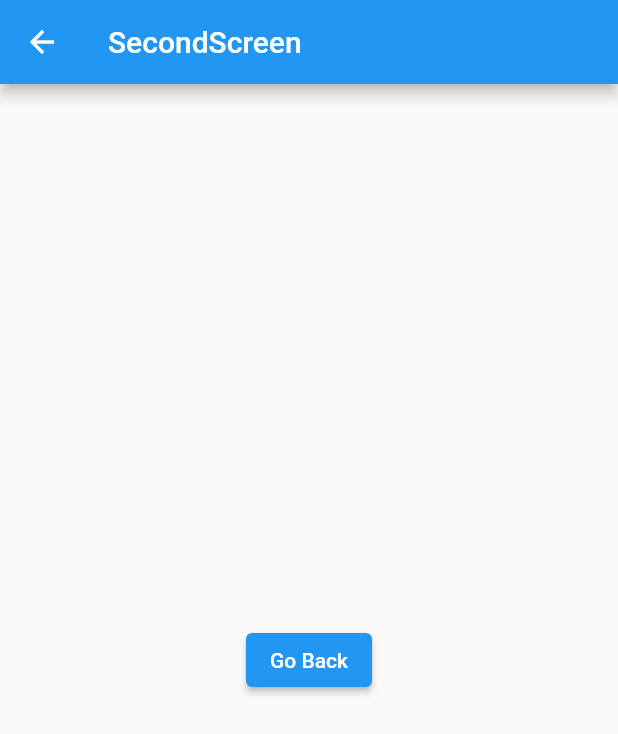
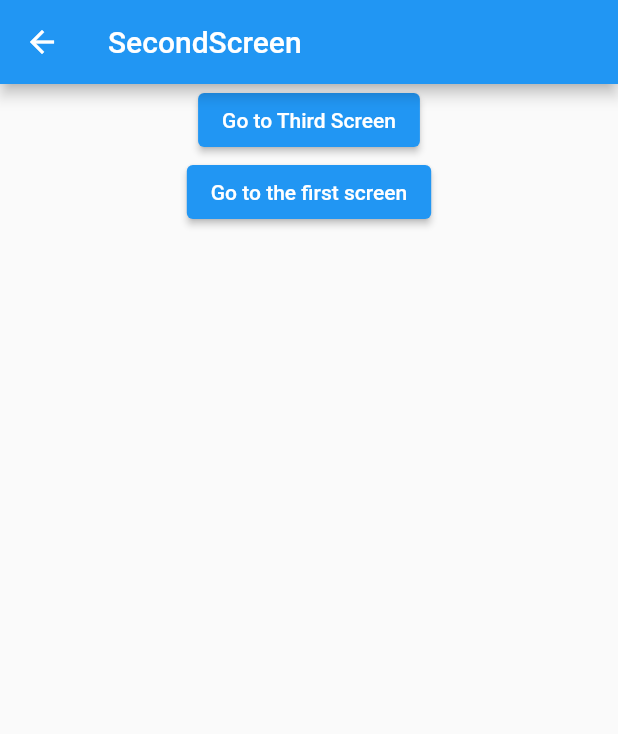
Before and after one commit to prachisharma02/flutterApp, a Flutter app: the SecondScreen screen opened by its route, on a phone screen of 412 x 824 dp. Shown: the top 734 px of the screen. Run offline on Flutter 3.47's test engine with Material 2 defaults, Android fonts, the phone set to English and light mode, and no system bars.

Commit message:
added multiple routes

```diff
--- a/lib/main.dart
+++ b/lib/main.dart
@@ -23,6 +23,7 @@ void main() {
         '/': (context) => const FirstScreen(),
         '/second': (context) => const SecondScreen(),
         '/third': (context) => const ThirdScreen(),
+        '/first': (context) => const FirstScreen(),
       },
     ),
   );
--- a/lib/secondScreen.dart
+++ b/lib/secondScreen.dart
@@ -10,14 +10,22 @@ class SecondScreen extends StatelessWidget {
         title: const Text("SecondScreen"),
       ),
       body: Center(
-        child: ElevatedButton(
-          onPressed: () {
-            // You should navigate back to the first screen or another screen,
-            // not to '/second' again.
-            Navigator.pop(context);
-          },
-          child: Text('Go Back'), // Added a label for the button
-        ),
+        child: Column(children: [
+          ElevatedButton(
+            onPressed: () {
+              // Navigate to the third screen when the button is pressed.
+              Navigator.pushNamed(context, '/third');
+            },
+            child: const Text(
+                'Go to Third Screen'), // Added a label for the button
+          ),
+          ElevatedButton(
+            onPressed: () {
+              Navigator.pushNamed(context, '/first');
+            },
+            child: const Text('Go to the first screen'),
+          )
+        ]),
       ),
     );
   }
--- a/lib/thirdScreen.dart
+++ b/lib/thirdScreen.dart
@@ -15,13 +15,13 @@ class ThirdScreen extends StatelessWidget {
           children: [
             ElevatedButton(
               onPressed: () {
-                Navigator.pushNamed(context, '/');
+                Navigator.pushNamed(context, '/first');
               },
               child: const Text("Go to First Screen"),
             ),
             ElevatedButton(
               onPressed: () {
-                // Add your logic for the second button here.
+                Navigator.pushNamed(context, '/second');
               },
               child: const Text("Second Button"),
             ),
```
